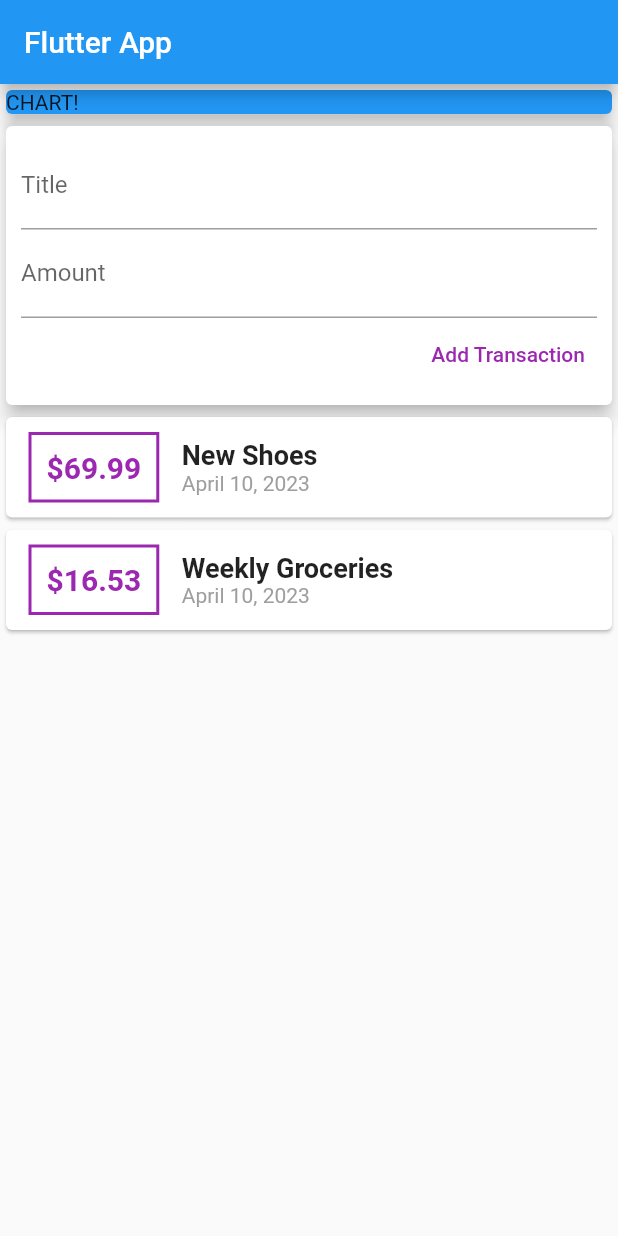
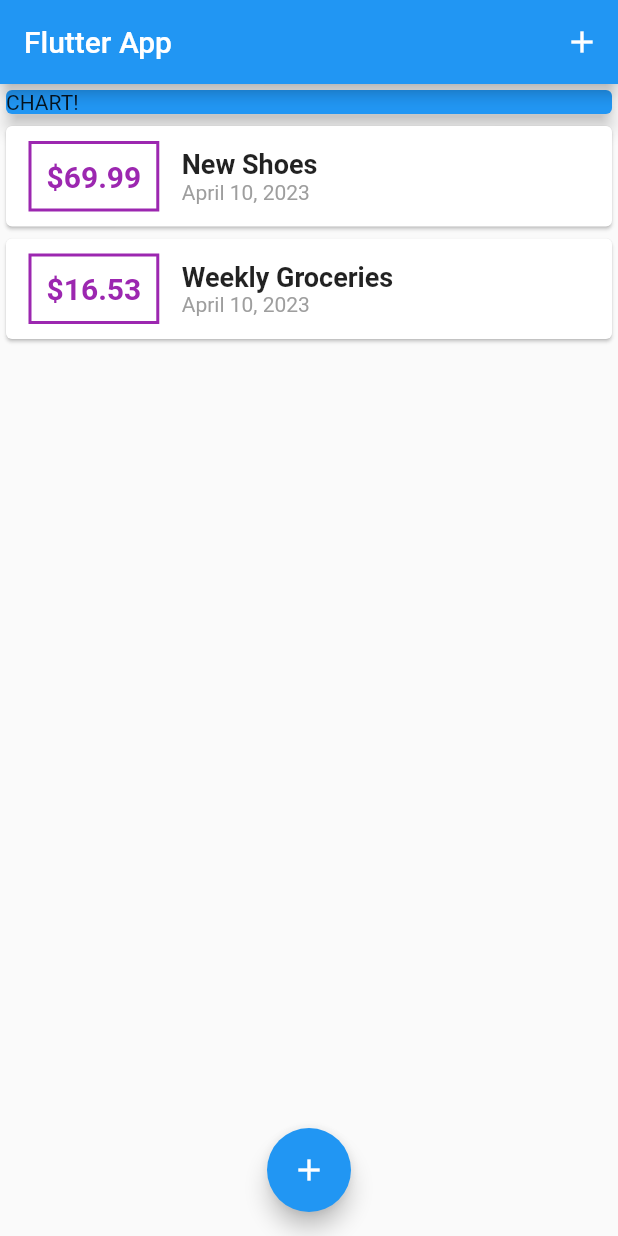
Before and after one commit to CarolineRodrigues/expenses_planner_flutter, a Flutter app: the screen it shows after launch, on a phone screen of 412 x 824 dp. Run offline on Flutter 3.47's test engine with Material 2 defaults, Android fonts, the light colour scheme and no system bars.

Commit message:
Expenses Planner

```diff
--- a/lib/main.dart
+++ b/lib/main.dart
@@ -1,5 +1,7 @@
 import 'package:flutter/material.dart';
-import './widgets/user_transactions.dart';
+import './widgets/transaction_list.dart';
+import './widgets/new_transaction.dart';
+import './models/transaction.dart';
 
 void main() {
   runApp(MyApp());
@@ -15,17 +17,66 @@
   }
 }
 
-class MyHomePage extends StatelessWidget {
+class MyHomePage extends StatefulWidget {
+  @override
+  _MyHomePageState createState() => _MyHomePageState();
+}
+
+class _MyHomePageState extends State<MyHomePage> {
   // String titleInput = '';
-  // String amountInput = '';
-  final titleController = TextEditingController();
-  final amountController = TextEditingController();
+
+  final List<Transaction> _userTransactions = [
+    Transaction(
+      id: 't1',
+      title: 'New Shoes',
+      amount: 69.99,
+      date: DateTime.now(),
+    ),
+    Transaction(
+      id: 't2',
+      title: 'Weekly Groceries',
+      amount: 16.53,
+      date: DateTime.now(),
+    ),
+  ];
+
+  void _addNewTransaction(String txTitle, double txAmount) {
+    final newTx = Transaction(
+      title: txTitle,
+      amount: txAmount,
+      date: DateTime.now(),
+      id: DateTime.now().toString(),
+    );
+
+    setState(() {
+      _userTransactions.add(newTx);
+    });
+  }
+
+  void _startAddNewTransaction(BuildContext ctx) {
+    showModalBottomSheet(
+      context: ctx,
+      builder: (_) {
+        return GestureDetector(
+          onTap: () {},
+          child: NewTransaction(_addNewTransaction),
+          behavior: HitTestBehavior.opaque,
+        );
+      },
+    );
+  }
 
   @override
   Widget build(BuildContext context) {
     return Scaffold(
       appBar: AppBar(
         title: Text('Flutter App'),
+        actions: [
+          IconButton(
+            onPressed: () => _startAddNewTransaction(context),
+            icon: Icon(Icons.add),
+          ),
+        ],
       ),
       body: SingleChildScrollView(
         child: Column(
@@ -40,9 +91,14 @@
                 elevation: 5,
               ),
             ),
-            UserTransactions(),
+            TransactionList(_userTransactions),
           ],
         ),
+      ),
+      floatingActionButtonLocation: FloatingActionButtonLocation.centerFloat,
+      floatingActionButton: FloatingActionButton(
+        child: Icon(Icons.add),
+        onPressed: () => _startAddNewTransaction(context),
       ),
     );
   }
--- a/lib/widgets/transaction_list.dart
+++ b/lib/widgets/transaction_list.dart
@@ -10,7 +10,7 @@
   @override
   Widget build(BuildContext context) {
     return Container(
-      height: 300,
+      height: 500,
       child: ListView.builder(
         itemBuilder: (ctx, index) {
           return Card(
@@ -29,7 +29,7 @@
                   ),
                   padding: EdgeInsets.all(10),
                   child: Text(
-                    '\$${transactions[index].amount}',
+                    '\$${transactions[index].amount.toStringAsFixed(2)}',
                     style: TextStyle(
                       fontWeight: FontWeight.bold,
                       fontSize: 20,
--- a/lib/widgets/user_transactions.dart
+++ /dev/null
@@ -1,50 +0,0 @@
-import 'package:flutter/material.dart';
-
-import '../models/transaction.dart';
-import './new_transaction.dart';
-import './transaction_list.dart';
-
-class UserTransactions extends StatefulWidget {
-  @override
-  _UserTransactionsState createState() => _UserTransactionsState();
-}
-
-class _UserTransactionsState extends State<UserTransactions> {
-  final List<Transaction> _userTransactions = [
-    Transaction(
-      id: 't1',
-      title: 'New Shoes',
-      amount: 69.99,
-      date: DateTime.now(),
-    ),
-    Transaction(
-      id: 't2',
-      title: 'Weekly Groceries',
-      amount: 16.53,
-      date: DateTime.now(),
-    ),
-  ];
-
-  void _addNewTransaction(String txTitle, double txAmount) {
-    final newTx = Transaction(
-      title: txTitle,
-      amount: txAmount,
-      date: DateTime.now(),
-      id: DateTime.now().toString(),
-    );
-
-    setState(() {
-      _userTransactions.add(newTx);
-    });
-  }
-
-  @override
-  Widget build(BuildContext context) {
-    return Column(
-      children: [
-        NewTransaction(_addNewTransaction),
-        TransactionList(_userTransactions),
-      ],
-    );
-  }
-}
```
Also changed, not shown: lib/widgets/new_transaction.dart (+18 -6 lines).
